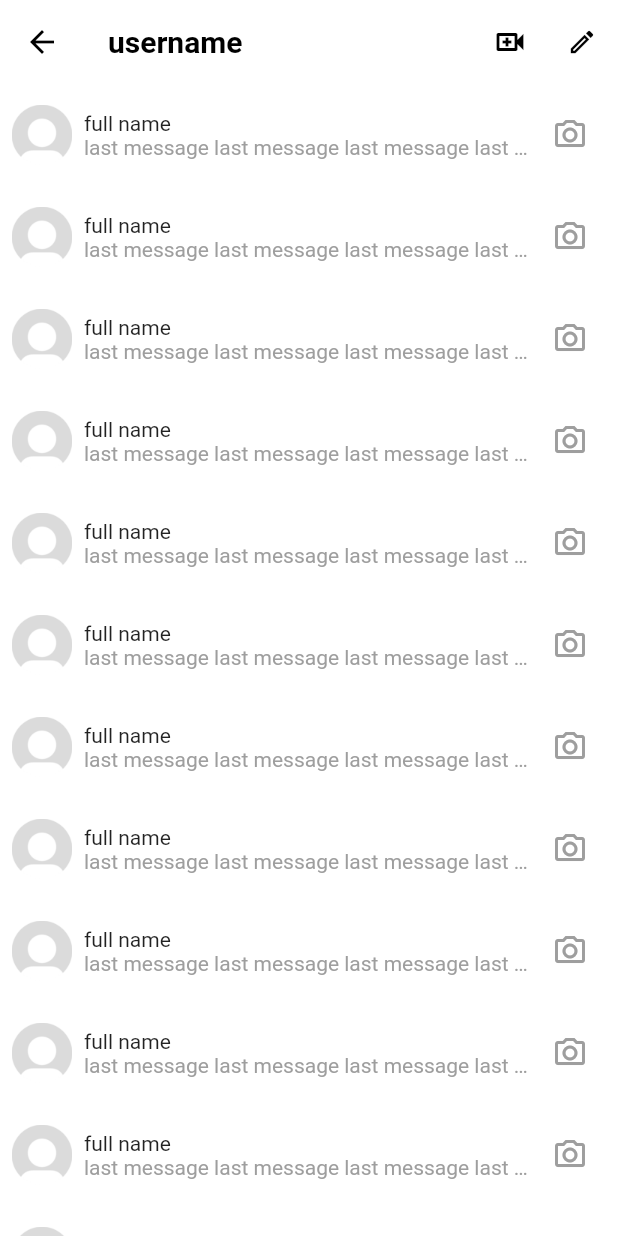
After one commit to dadisntmad/flutter-instagram-clone, a Flutter app: the MessagesScreen screen opened directly, on a phone screen of 412 x 824 dp. The commit adds this screen. Run offline on Flutter 3.47's test engine with Material 2 defaults, Android fonts, the phone set to English and light mode, and no system bars; our stand-ins replace cached_network_image, cloud_firestore, firebase_auth, firebase_core, firebase_storage, flutter_svg and 1 more; accounts and stored records are empty.

Commit message:
implemented messages screen

```diff
--- a/lib/screens/home_screen.dart
+++ b/lib/screens/home_screen.dart
@@ -2,6 +2,7 @@ import 'package:cloud_firestore/cloud_firestore.dart';
 import 'package:flutter/material.dart';
 import 'package:flutter_svg/flutter_svg.dart';
 import 'package:instagram/constants.dart';
+import 'package:instagram/screens/messages_screen.dart';
 import 'package:instagram/widgets/loader.dart';
 import 'package:instagram/widgets/post_card.dart';
 
@@ -23,7 +24,9 @@ class HomeScreen extends StatelessWidget {
         centerTitle: false,
         actions: [
           IconButton(
-            onPressed: () {},
+            onPressed: () {
+              Navigator.of(context).push(MessagesScreen.route());
+            },
             icon: Image.asset('assets/messenger.png', width: 24, height: 24),
           ),
         ],
--- /dev/null
+++ b/lib/screens/messages_screen.dart
@@ -0,0 +1,95 @@
+import 'package:flutter/material.dart';
+import 'package:instagram/widgets/profile_image.dart';
+
+class MessagesScreen extends StatelessWidget {
+  static route() =>
+      MaterialPageRoute(builder: (context) => const MessagesScreen());
+
+  const MessagesScreen({Key? key}) : super(key: key);
+
+  @override
+  Widget build(BuildContext context) {
+    return Scaffold(
+      appBar: AppBar(
+        elevation: 0,
+        backgroundColor: Colors.white,
+        leading: const BackButton(color: Colors.black),
+        title: const Text(
+          'username',
+          style: TextStyle(
+            color: Colors.black,
+            fontWeight: FontWeight.bold,
+          ),
+        ),
+        actions: [
+          IconButton(
+            onPressed: () {},
+            color: Colors.black,
+            icon: const Icon(
+              Icons.video_call_outlined,
+            ),
+          ),
+          IconButton(
+            onPressed: () {},
+            color: Colors.black,
+            iconSize: 20,
+            icon: const Icon(
+              Icons.mode_edit_outlined,
+            ),
+          ),
+        ],
+      ),
+      body: ListView.builder(
+        itemCount: 25,
+        itemBuilder: (BuildContext context, int index) {
+          return InkWell(
+            onTap: () {},
+            child: Padding(
+              padding: const EdgeInsets.symmetric(horizontal: 8, vertical: 10),
+              child: Column(
+                crossAxisAlignment: CrossAxisAlignment.start,
+                children: [
+                  Row(
+                    mainAxisAlignment: MainAxisAlignment.spaceBetween,
+                    children: [
+                      Expanded(
+                        child: Row(
+                          children: [
+                            const ProfileImage(size: 40),
+                            const SizedBox(width: 8),
+                            Expanded(
+                              child: Column(
+                                crossAxisAlignment: CrossAxisAlignment.start,
+                                children: const [
+                                  Text('full name'),
+                                  Text(
+                                    'last message last message last message last message last messagelast messagelast messagelast messagelast message',
+                                    style: TextStyle(
+                                      color: Colors.grey,
+                                      overflow: TextOverflow.ellipsis,
+                                    ),
+                                  ),
+                                ],
+                              ),
+                            ),
+                          ],
+                        ),
+                      ),
+                      IconButton(
+                        onPressed: () {},
+                        color: Colors.grey,
+                        icon: const Icon(
+                          Icons.camera_alt_outlined,
+                        ),
+                      ),
+                    ],
+                  ),
+                ],
+              ),
+            ),
+          );
+        },
+      ),
+    );
+  }
+}
```
